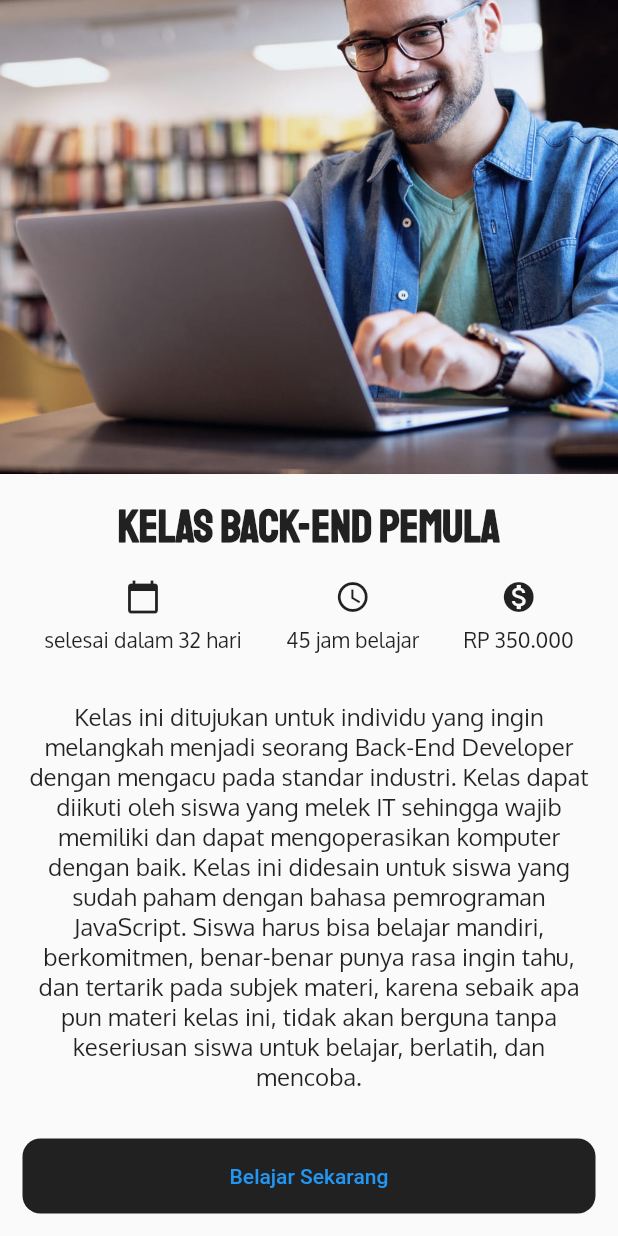
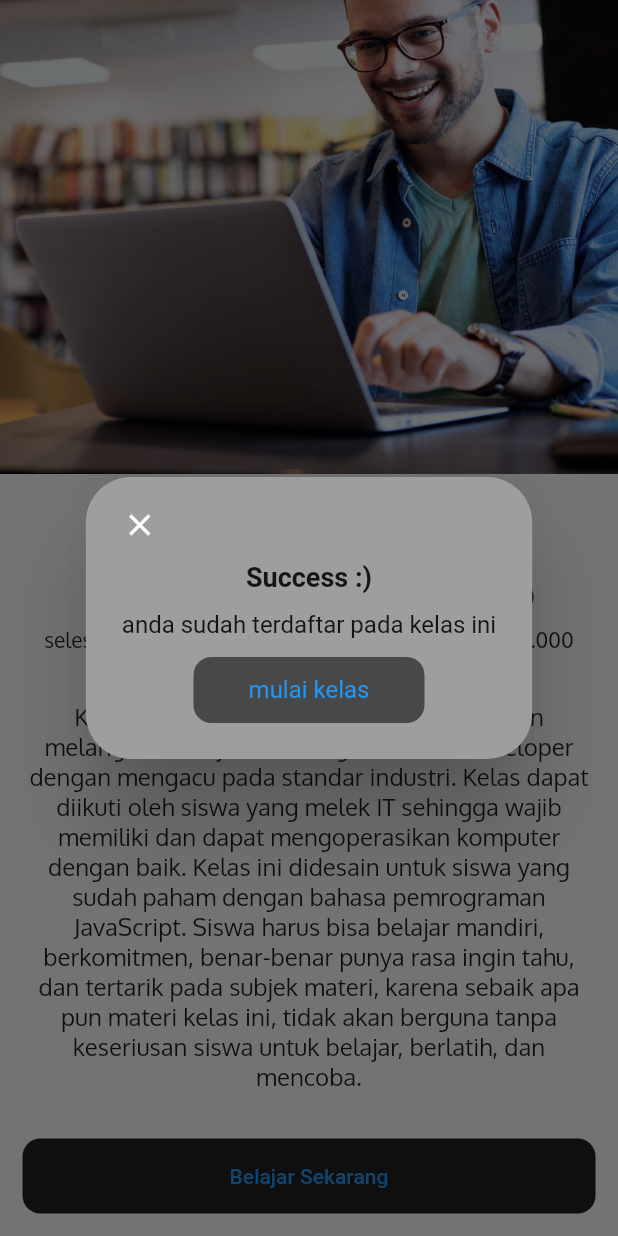
Before and after one commit to titikkoma88/submission_flutter, a Flutter app: the DetailScreen screen opened directly with sample values from the repository, scrolled down 96 dp, after a tap on "Belajar Sekarang", on a phone screen of 412 x 824 dp. Run offline on Flutter 3.47's test engine with Material 2 defaults, Android fonts, the phone set to English and light mode, and no system bars.

```diff
--- a/lib/detail_screen.dart
+++ b/lib/detail_screen.dart
@@ -1,15 +1,95 @@
+import 'dart:ffi';
+
 import 'package:flutter/material.dart';
 import 'model/course.dart';
 
 var informationTextStyle = TextStyle(fontFamily: 'Oxygen');
 
-class DetailScreen extends StatelessWidget {
+class DetailScreen extends StatefulWidget {
   final Courses course;
 
   DetailScreen({required this.course});
 
   @override
+  State<DetailScreen> createState() => _DetailScreenState();
+}
+
+class _DetailScreenState extends State<DetailScreen> {
+  @override
   Widget build(BuildContext context) {
+    Future<void> showSuccessDialog() async {
+      return showDialog(
+        context: context,
+        builder: (BuildContext context) => Container(
+          child: AlertDialog(
+            backgroundColor: Colors.grey,
+            shape: RoundedRectangleBorder(
+              borderRadius: BorderRadius.circular(30),
+            ),
+            content: SingleChildScrollView(
+              child: Column(
+                children: [
+                  Align(
+                    alignment: Alignment.centerLeft,
+                    child: GestureDetector(
+                      onTap: () {
+                        Navigator.pop(context);
+                      },
+                      child: Icon(
+                        Icons.close,
+                        color: Colors.white,
+                      ),
+                    ),
+                  ),
+                  SizedBox(
+                    height: 12,
+                  ),
+                  Text(
+                    'Success :)',
+                    style: TextStyle(
+                      fontSize: 18,
+                      fontWeight: FontWeight.bold,
+                    ),
+                  ),
+                  SizedBox(
+                    height: 12,
+                  ),
+                  Text(
+                    'anda sudah terdaftar pada kelas ini',
+                  ),
+                  SizedBox(
+                    height: 12,
+                  ),
+                  Container(
+                    width: 154,
+                    height: 44,
+                    child: TextButton(
+                      onPressed: () {
+                        Navigator.pop(context);
+                      },
+                      style: TextButton.styleFrom(
+                        backgroundColor: Colors.black54,
+                        shape: RoundedRectangleBorder(
+                          borderRadius: BorderRadius.circular(12),
+                        ),
+                      ),
+                      child: Text(
+                        'mulai kelas',
+                        style: TextStyle(
+                          fontSize: 16,
+                          fontWeight: FontWeight.normal,
+                        ),
+                      ),
+                    ),
+                  )
+                ],
+              ),
+            ),
+          ),
+        ),
+      );
+    }
+
     return Scaffold(
       body: SingleChildScrollView(
         child: Column(
@@ -17,7 +97,7 @@ class DetailScreen extends StatelessWidget {
           children: <Widget>[
             Stack(
               children: <Widget>[
-                Image.asset(course.imageAsset),
+                Image.asset(widget.course.imageAsset),
                 SafeArea(
                   child: Padding(
                     padding: const EdgeInsets.all(8.0),
@@ -46,7 +126,7 @@ class DetailScreen extends StatelessWidget {
             Container(
               margin: EdgeInsets.only(top: 16.0),
               child: Text(
-                course.name,
+                widget.course.name,
                 textAlign: TextAlign.center,
                 style: TextStyle(
                   fontSize: 30.0,
@@ -65,7 +145,7 @@ class DetailScreen extends StatelessWidget {
                       Icon(Icons.calendar_today),
                       SizedBox(height: 8.0),
                       Text(
-                        course.days,
+                        widget.course.days,
                         style: informationTextStyle,
                       ),
                     ],
@@ -75,7 +155,7 @@ class DetailScreen extends StatelessWidget {
                       Icon(Icons.access_time),
                       SizedBox(height: 8.0),
                       Text(
-                        course.time,
+                        widget.course.time,
                         style: informationTextStyle,
                       ),
                     ],
@@ -85,7 +165,7 @@ class DetailScreen extends StatelessWidget {
                       Icon(Icons.monetization_on),
                       SizedBox(height: 8.0),
                       Text(
-                        course.price,
+                        widget.course.price,
                         style: informationTextStyle,
                       ),
                     ],
@@ -96,7 +176,7 @@ class DetailScreen extends StatelessWidget {
             Container(
               padding: EdgeInsets.all(16.0),
               child: Text(
-                course.description,
+                widget.course.description,
                 textAlign: TextAlign.center,
                 style: TextStyle(
                   fontSize: 16.0,
@@ -109,7 +189,9 @@ class DetailScreen extends StatelessWidget {
               width: double.infinity,
               margin: EdgeInsets.all(15),
               child: TextButton(
-                  onPressed: () {},
+                  onPressed: () {
+                    showSuccessDialog();
+                  },
                   style: TextButton.styleFrom(
                       backgroundColor: Colors.black87,
                       shape: RoundedRectangleBorder(
```
